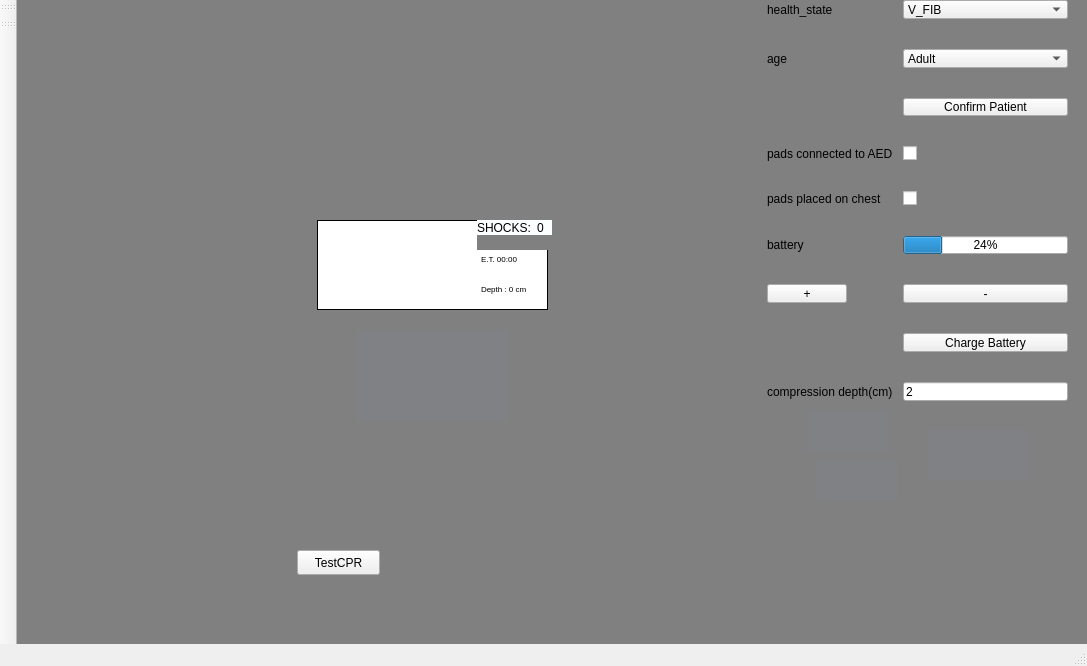
First picture: the form in final_project_team32/mainwindow.ui, repository Socrates2000-cu/Automated-External-Defibrillator-Plus, before the edit.
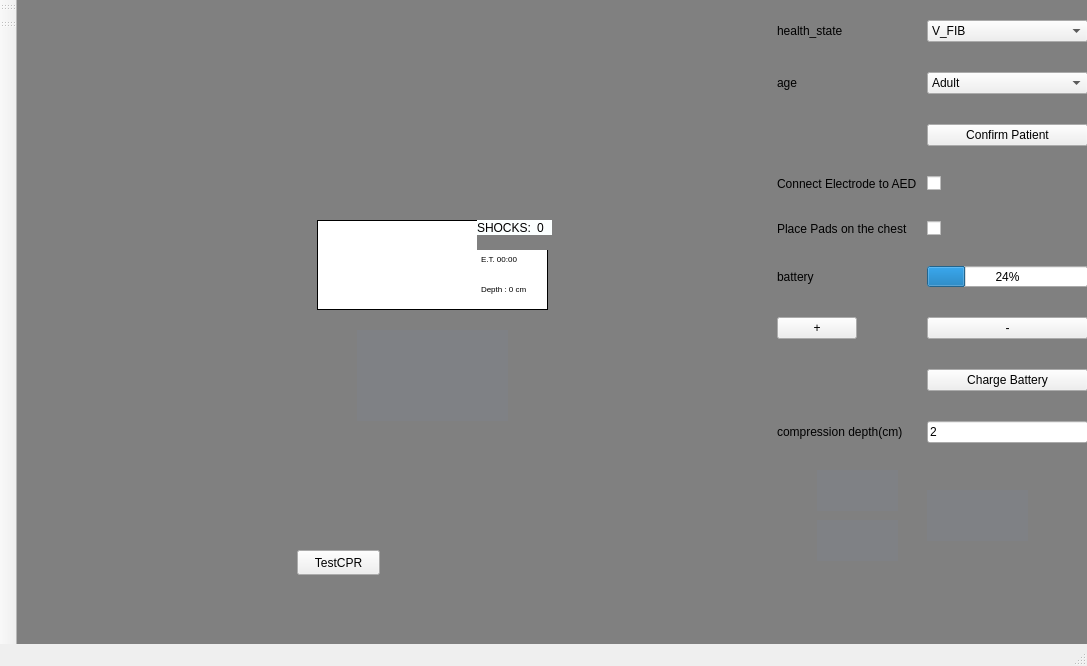
Second picture: the form after the edit. Icons and pictures are not drawn.

What changed in the file:
```diff
--- a/final_project_team32/mainwindow.ui
+++ b/final_project_team32/mainwindow.ui
@@ -162,8 +162,8 @@
     </property>
     <property name="geometry">
      <rect>
-      <x>790</x>
-      <y>410</y>
+      <x>800</x>
+      <y>470</y>
       <width>81</width>
       <height>41</height>
      </rect>
@@ -211,7 +211,7 @@
     <property name="geometry">
      <rect>
       <x>910</x>
-      <y>430</y>
+      <y>490</y>
       <width>101</width>
       <height>51</height>
      </rect>
@@ -229,7 +229,7 @@
     <property name="geometry">
      <rect>
       <x>800</x>
-      <y>460</y>
+      <y>520</y>
       <width>81</width>
       <height>41</height>
      </rect>
@@ -246,10 +246,10 @@
    <widget class="QWidget" name="formLayoutWidget">
     <property name="geometry">
      <rect>
-      <x>750</x>
-      <y>0</y>
-      <width>301</width>
-      <height>401</height>
+      <x>760</x>
+      <y>20</y>
+      <width>311</width>
+      <height>423</height>
      </rect>
     </property>
     <layout class="QFormLayout" name="formLayout">
@@ -312,7 +312,7 @@
      <item row="3" column="0">
       <widget class="QLabel" name="label_5">
        <property name="text">
-        <string>pads connected to AED</string>
+        <string>Connect Electrode to AED</string>
        </property>
       </widget>
      </item>
@@ -329,7 +329,7 @@
      <item row="4" column="0">
       <widget class="QLabel" name="label_6">
        <property name="text">
-        <string>pads placed on chest</string>
+        <string>Place Pads on the chest</string>
        </property>
       </widget>
      </item>
```
Left out of the diff: 20 changed lines with no effect on the pictures.
